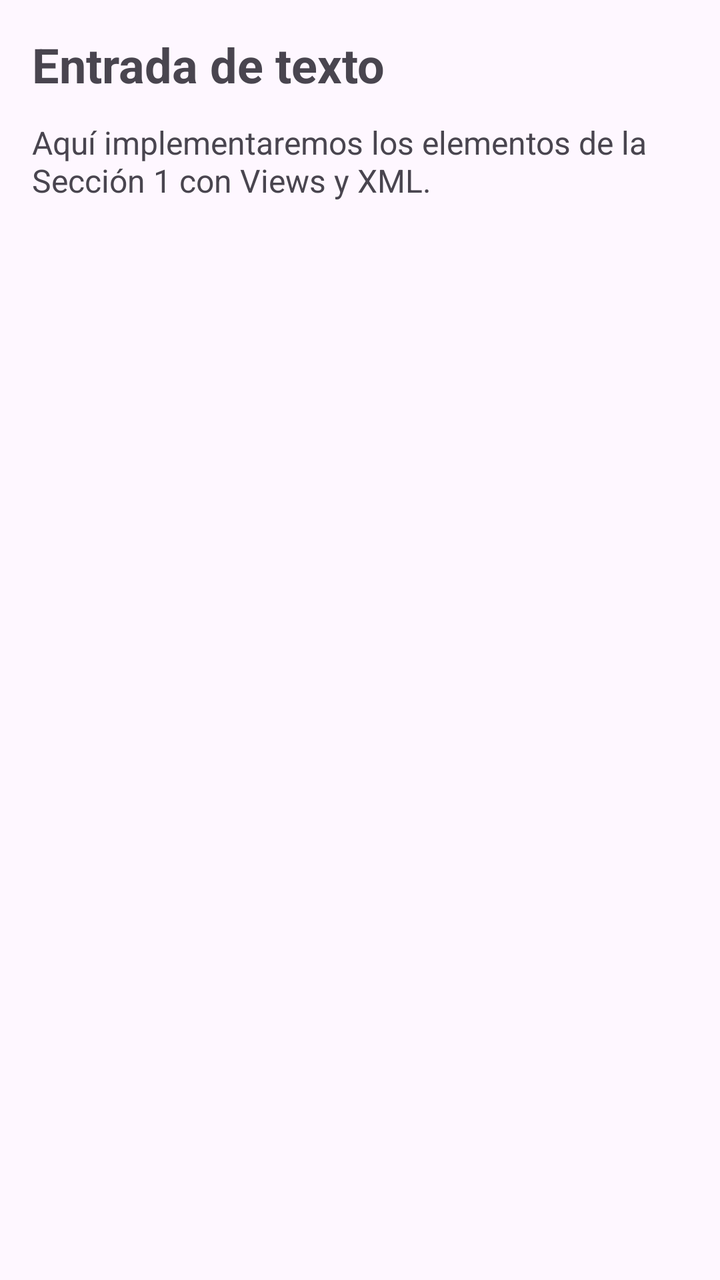
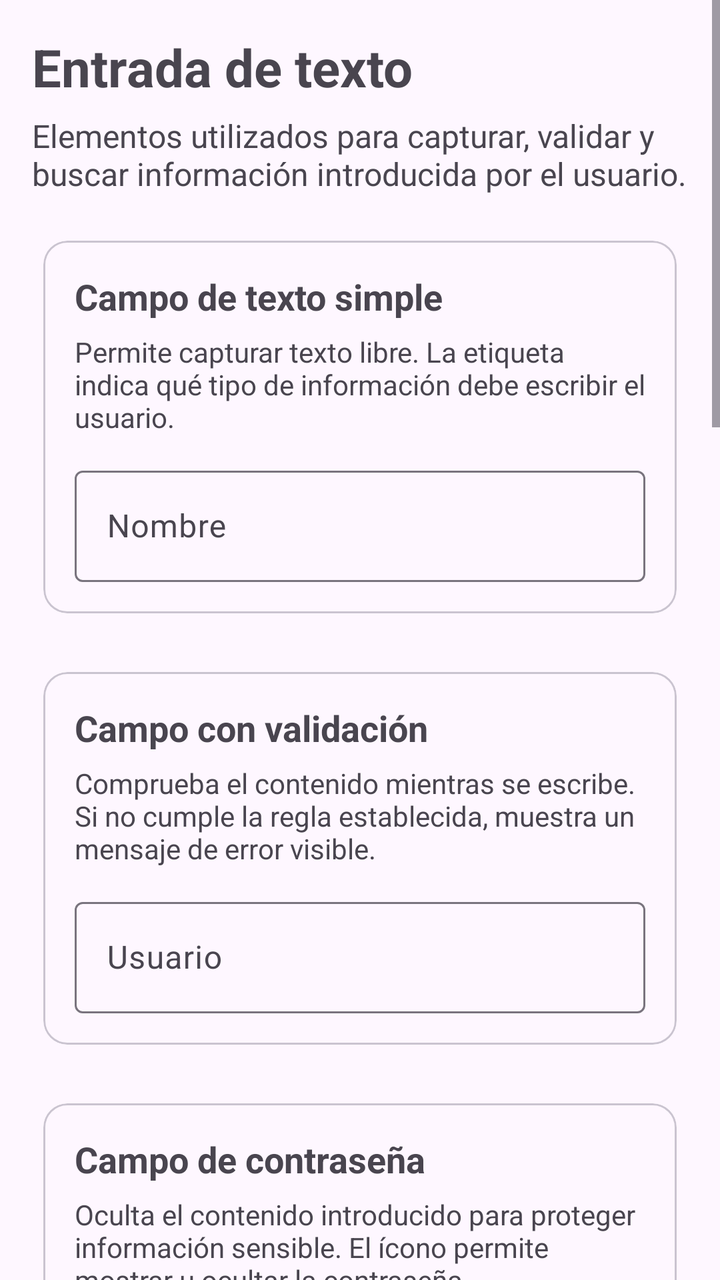

Screens rendered from an Android XML layout before and after an edit, with the pre-edit source and the edit as a unified diff.
<!-- AndroidManifest.xml: application theme Theme.ElementosUIViews -->
<!-- res/layout/fragment_entrada_texto.xml -->
<?xml version="1.0" encoding="utf-8"?>
<LinearLayout xmlns:android="http://schemas.android.com/apk/res/android"
    android:layout_width="match_parent"
    android:layout_height="match_parent"
    android:orientation="vertical"
    android:padding="16dp">

    <TextView
        android:layout_width="match_parent"
        android:layout_height="wrap_content"
        android:text="Entrada de texto"
        android:textSize="24sp"
        android:textStyle="bold" />

    <TextView
        android:layout_width="match_parent"
        android:layout_height="wrap_content"
        android:layout_marginTop="12dp"
        android:text="Aquí implementaremos los elementos de la Sección 1 con Views y XML."
        android:textSize="16sp" />

</LinearLayout>
<!-- resources referenced by this layout -->
<resources>
  <style name="Theme.ElementosUIViews" parent="Base.Theme.ElementosUIViews" />
  <style name="Base.Theme.ElementosUIViews" parent="Theme.Material3.DayNight.NoActionBar">
          
          
      </style>
</resources>

<!-- the commit's change to res/layout/fragment_entrada_texto.xml (unified diff, before → after) -->
@@ -1,22 +1,387 @@
 <?xml version="1.0" encoding="utf-8"?>
-<LinearLayout xmlns:android="http://schemas.android.com/apk/res/android"
+<ScrollView xmlns:android="http://schemas.android.com/apk/res/android"
+    xmlns:app="http://schemas.android.com/apk/res-auto"
     android:layout_width="match_parent"
     android:layout_height="match_parent"
-    android:orientation="vertical"
-    android:padding="16dp">
-
-    <TextView
+    android:fillViewport="true">
+
+    <LinearLayout
         android:layout_width="match_parent"
         android:layout_height="wrap_content"
-        android:text="Entrada de texto"
-        android:textSize="24sp"
-        android:textStyle="bold" />
-
-    <TextView
-        android:layout_width="match_parent"
-        android:layout_height="wrap_content"
-        android:layout_marginTop="12dp"
-        android:text="Aquí implementaremos los elementos de la Sección 1 con Views y XML."
-        android:textSize="16sp" />
-
-</LinearLayout>
+        android:orientation="vertical"
+        android:padding="16dp">
+
+        <TextView
+            android:layout_width="match_parent"
+            android:layout_height="wrap_content"
+            android:text="Entrada de texto"
+            android:textSize="26sp"
+            android:textStyle="bold" />
+
+        <TextView
+            android:layout_width="match_parent"
+            android:layout_height="wrap_content"
+            android:layout_marginTop="6dp"
+            android:layout_marginBottom="16dp"
+            android:text="Elementos utilizados para capturar, validar y buscar información introducida por el usuario."
+            android:textSize="16sp" />
+
+        
+
+        <com.google.android.material.card.MaterialCardView
+            android:layout_width="match_parent"
+            android:layout_height="wrap_content"
+            android:layout_marginBottom="16dp"
+            app:cardUseCompatPadding="true">
+
+            <LinearLayout
+                android:layout_width="match_parent"
+                android:layout_height="wrap_content"
+                android:orientation="vertical"
+                android:padding="16dp">
+
+                <TextView
+                    android:layout_width="match_parent"
+                    android:layout_height="wrap_content"
+                    android:text="Campo de texto simple"
+                    android:textSize="18sp"
+                    android:textStyle="bold" />
+
+                <TextView
+                    android:layout_width="match_parent"
+                    android:layout_height="wrap_content"
+                    android:layout_marginTop="6dp"
+                    android:layout_marginBottom="12dp"
+                    android:text="Permite capturar texto libre. La etiqueta indica qué tipo de información debe escribir el usuario."
+                    android:textSize="14sp" />
+
+                <com.google.android.material.textfield.TextInputLayout
+                    android:layout_width="match_parent"
+                    android:layout_height="wrap_content"
+                    android:hint="Nombre">
+
+                    <com.google.android.material.textfield.TextInputEditText
+                        android:id="@+id/etNombre"
+                        android:layout_width="match_parent"
+                        android:layout_height="wrap_content"
+                        android:inputType="textPersonName" />
+
+                </com.google.android.material.textfield.TextInputLayout>
+
+            </LinearLayout>
+
+        </com.google.android.material.card.MaterialCardView>
+
+        
+
+        <com.google.android.material.card.MaterialCardView
+            android:layout_width="match_parent"
+            android:layout_height="wrap_content"
+            android:layout_marginBottom="16dp"
+            app:cardUseCompatPadding="true">
+
+            <LinearLayout
+                android:layout_width="match_parent"
+                android:layout_height="wrap_content"
+                android:orientation="vertical"
+                android:padding="16dp">
+
+                <TextView
+                    android:layout_width="match_parent"
+                    android:layout_height="wrap_content"
+                    android:text="Campo con validación"
+                    android:textSize="18sp"
+                    android:textStyle="bold" />
+
+                <TextView
+                    android:layout_width="match_parent"
+                    android:layout_height="wrap_content"
+                    android:layout_marginTop="6dp"
+                    android:layout_marginBottom="12dp"
+                    android:text="Comprueba el contenido mientras se escribe. Si no cumple la regla establecida, muestra un mensaje de error visible."
+                    android:textSize="14sp" />
+
+                <com.google.android.material.textfield.TextInputLayout
+                    android:id="@+id/tilUsuario"
+                    android:layout_width="match_parent"
+                    android:layout_height="wrap_content"
+                    android:hint="Usuario">
+
+                    <com.google.android.material.textfield.TextInputEditText
+                        android:id="@+id/etUsuario"
+                        android:layout_width="match_parent"
+                        android:layout_height="wrap_content"
+                        android:inputType="text" />
+
+                </com.google.android.material.textfield.TextInputLayout>
+
+            </LinearLayout>
+
+        </com.google.android.material.card.MaterialCardView>
+
+        
+
+        <com.google.android.material.card.MaterialCardView
+            android:layout_width="match_parent"
+            android:layout_height="wrap_content"
+            android:layout_marginBottom="16dp"
+            app:cardUseCompatPadding="true">
+
+            <LinearLayout
+                android:layout_width="match_parent"
+                android:layout_height="wrap_content"
+                android:orientation="vertical"
+                android:padding="16dp">
+
+                <TextView
+                    android:layout_width="match_parent"
+                    android:layout_height="wrap_content"
+                    android:text="Campo de contraseña"
+                    android:textSize="18sp"
+                    android:textStyle="bold" />
+
+                <TextView
+                    android:layout_width="match_parent"
+                    android:layout_height="wrap_content"
+                    android:layout_marginTop="6dp"
+                    android:layout_marginBottom="12dp"
+                    android:text="Oculta el contenido introducido para proteger información sensible. El ícono permite mostrar u ocultar la contraseña."
+                    android:textSize="14sp" />
+
+                <com.google.android.material.textfield.TextInputLayout
+                    android:layout_width="match_parent"
+                    android:layout_height="wrap_content"
+                    android:hint="Contraseña"
+                    app:endIconMode="password_toggle">
+
+                    <com.google.android.material.textfield.TextInputEditText
+                        android:id="@+id/etPassword"
+                        android:layout_width="match_parent"
+                        android:layout_height="wrap_content"
+                        android:inputType="textPassword" />
+
+                </com.google.android.material.textfield.TextInputLayout>
+
+            </LinearLayout>
+
+        </com.google.android.material.card.MaterialCardView>
+
+        
+
+        <com.google.android.material.card.MaterialCardView
+            android:layout_width="match_parent"
+            android:layout_height="wrap_content"
+            android:layout_marginBottom="16dp"
+            app:cardUseCompatPadding="true">
+
+            <LinearLayout
+                android:layout_width="match_parent"
+                android:layout_height="wrap_content"
+                android:orientation="vertical"
+                android:padding="16dp">
+
+                <TextView
+                    android:layout_width="match_parent"
+                    android:layout_height="wrap_content"
+                    android:text="Campos con distintos tipos de teclado"
+                    android:textSize="18sp"
+                    android:textStyle="bold" />
+
+                <TextView
+                    android:layout_width="match_parent"
+                    android:layout_height="wrap_content"
+                    android:layout_marginTop="6dp"
+                    android:layout_marginBottom="12dp"
+                    android:text="El teclado mostrado cambia según el dato solicitado. Aquí se demuestran entradas numéricas, de correo electrónico y de teléfono."
+                    android:textSize="14sp" />
+
+                <com.google.android.material.textfield.TextInputLayout
+                    android:layout_width="match_parent"
+                    android:layout_height="wrap_content"
+                    android:hint="Edad">
+
+                    <com.google.android.material.textfield.TextInputEditText
+                        android:id="@+id/etEdad"
+                        android:layout_width="match_parent"
+                        android:layout_height="wrap_content"
+                        android:inputType="number" />
+
+                </com.google.android.material.textfield.TextInputLayout>
+
+                <com.google.android.material.textfield.TextInputLayout
+                    android:layout_width="match_parent"
+                    android:layout_height="wrap_content"
+                    android:layout_marginTop="10dp"
+                    android:hint="Correo electrónico">
+
+                    <com.google.android.material.textfield.TextInputEditText
+                        android:id="@+id/etCorreo"
+                        android:layout_width="match_parent"
+                        android:layout_height="wrap_content"
+                        android:inputType="textEmailAddress" />
+
+                </com.google.android.material.textfield.TextInputLayout>
+
+                <com.google.android.material.textfield.TextInputLayout
+                    android:layout_width="match_parent"
+                    android:layout_height="wrap_content"
+                    android:layout_marginTop="10dp"
+                    android:hint="Teléfono">
+
+                    <com.google.android.material.textfield.TextInputEditText
+                        android:id="@+id/etTelefono"
+                        android:layout_width="match_parent"
+                        android:layout_height="wrap_content"
+                        android:inputType="phone" />
+
+                </com.google.android.material.textfield.TextInputLayout>
+
+            </LinearLayout>
+
+        </com.google.android.material.card.MaterialCardView>
+
+        
+
+        <com.google.android.material.card.MaterialCardView
+            android:layout_width="match_parent"
+            android:layout_height="wrap_content"
+            android:layout_marginBottom="16dp"
+            app:cardUseCompatPadding="true">
+
+            <LinearLayout
+                android:layout_width="match_parent"
+                android:layout_height="wrap_content"
+                android:orientation="vertical"
+                android:padding="16dp">
+
+                <TextView
+                    android:layout_width="match_parent"
+                    android:layout_height="wrap_content"
+                    android:text="Campo multilínea"
+                    android:textSize="18sp"
+                    android:textStyle="bold" />
+
+                <TextView
+                    android:layout_width="match_parent"
+                    android:layout_height="wrap_content"
+                    android:layout_marginTop="6dp"
+                    android:layout_marginBottom="12dp"
+                    android:text="Permite escribir contenido de varias líneas. Es útil para comentarios, observaciones y descripciones extensas."
+                    android:textSize="14sp" />
+
+                <com.google.android.material.textfield.TextInputLayout
+                    android:layout_width="match_parent"
+                    android:layout_height="wrap_content"
+                    android:hint="Comentarios">
+
+                    <com.google.android.material.textfield.TextInputEditText
+                        android:id="@+id/etComentarios"
+                        android:layout_width="match_parent"
+                        android:layout_height="wrap_content"
+                        android:gravity="top|start"
+                        android:inputType="textMultiLine"
+                        android:minLines="4" />
+
+                </com.google.android.material.textfield.TextInputLayout>
+
+            </LinearLayout>
+
+        </com.google.android.material.card.MaterialCardView>
+
+        
+
+        <com.google.android.material.card.MaterialCardView
+            android:layout_width="match_parent"
+            android:layout_height="wrap_content"
+            android:layout_marginBottom="16dp"
+            app:cardUseCompatPadding="true">
+
+            <LinearLayout
+                android:layout_width="match_parent"
+                android:layout_height="wrap_content"
+                android:orientation="vertical"
+                android:padding="16dp">
+
+                <TextView
+                    android:layout_width="match_parent"
+                    android:layout_height="wrap_content"
+                    android:text="Campo con opciones desplegables"
+                    android:textSize="18sp"
+                    android:textStyle="bold" />
+
+                <TextView
+                    android:layout_width="match_parent"
+                    android:layout_height="wrap_content"
+                    android:layout_marginTop="6dp"
+                    android:layout_marginBottom="12dp"
+                    android:text="Permite elegir un valor de una lista previamente definida, evitando que el usuario tenga que escribirlo manualmente."
+                    android:textSize="14sp" />
+
+                <Spinner
+                    android:id="@+id/spinnerOpciones"
+                    android:layout_width="match_parent"
+                    android:layout_height="wrap_content"
+                    android:minHeight="48dp" />
+
+                <TextView
+                    android:id="@+id/tvOpcionSeleccionada"
+                    android:layout_width="match_parent"
+                    android:layout_height="wrap_content"
+                    android:layout_marginTop="10dp"
+                    android:text="Opción seleccionada: Opción A"
+                    android:textSize="14sp" />
+
+            </LinearLayout>
+
+        </com.google.android.material.card.MaterialCardView>
+
+        
+
+        <com.google.android.material.card.MaterialCardView
+            android:layout_width="match_parent"
+            android:layout_height="wrap_content"
+            android:layout_marginBottom="24dp"
+            app:cardUseCompatPadding="true">
+
+            <LinearLayout
+                android:layout_width="match_parent"
+                android:layout_height="wrap_content"
+                android:orientation="vertical"
+                android:padding="16dp">
+
+                <TextView
+                    android:layout_width="match_parent"
+                    android:layout_height="wrap_content"
+                    android:text="Barra de búsqueda"
+                    android:textSize="18sp"
+                    android:textStyle="bold" />
+
+                <TextView
+                    android:layout_width="match_parent"
+                    android:layout_height="wrap_content"
+                    android:layout_marginTop="6dp"
+                    android:layout_marginBottom="12dp"
+                    android:text="Permite localizar elementos escribiendo una palabra o parte de ella. Los resultados cambian en tiempo real."
+                    android:textSize="14sp" />
+
+                <androidx.appcompat.widget.SearchView
+                    android:id="@+id/searchView"
+                    android:layout_width="match_parent"
+                    android:layout_height="wrap_content"
+                    android:queryHint="Buscar sección..." />
+
+                <TextView
+                    android:id="@+id/tvResultadosBusqueda"
+                    android:layout_width="match_parent"
+                    android:layout_height="wrap_content"
+                    android:layout_marginTop="12dp"
+                    android:text="Resultados:"
+                    android:textSize="14sp" />
+
+            </LinearLayout>
+
+        </com.google.android.material.card.MaterialCardView>
+
+    </LinearLayout>
+
+</ScrollView>
